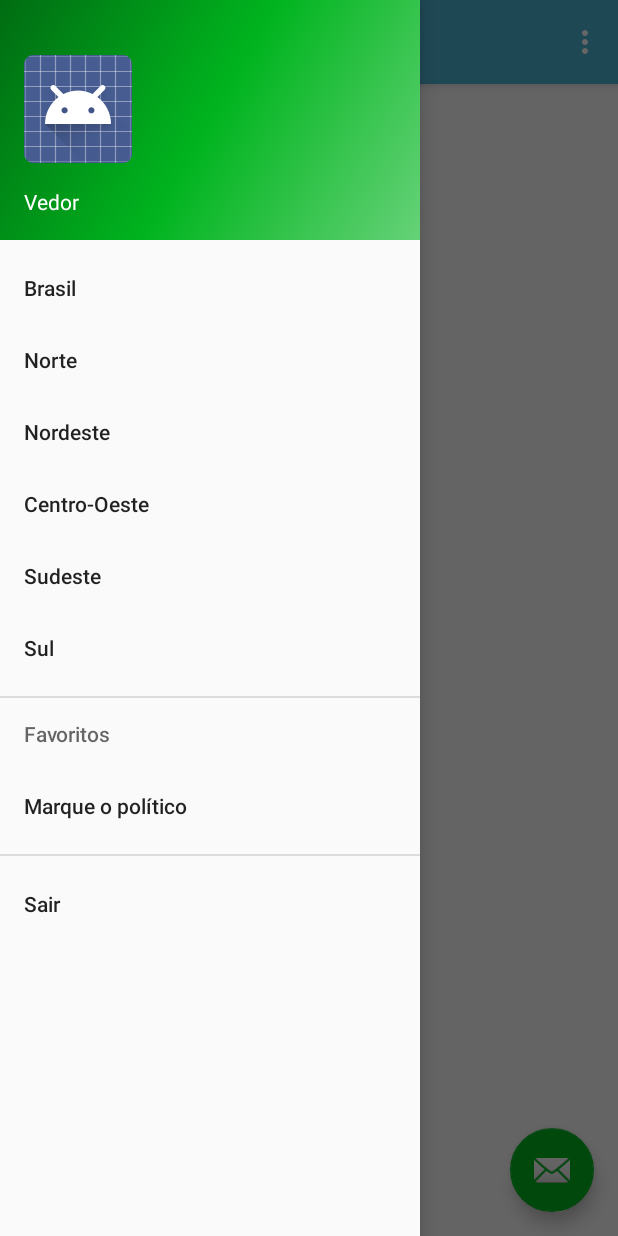
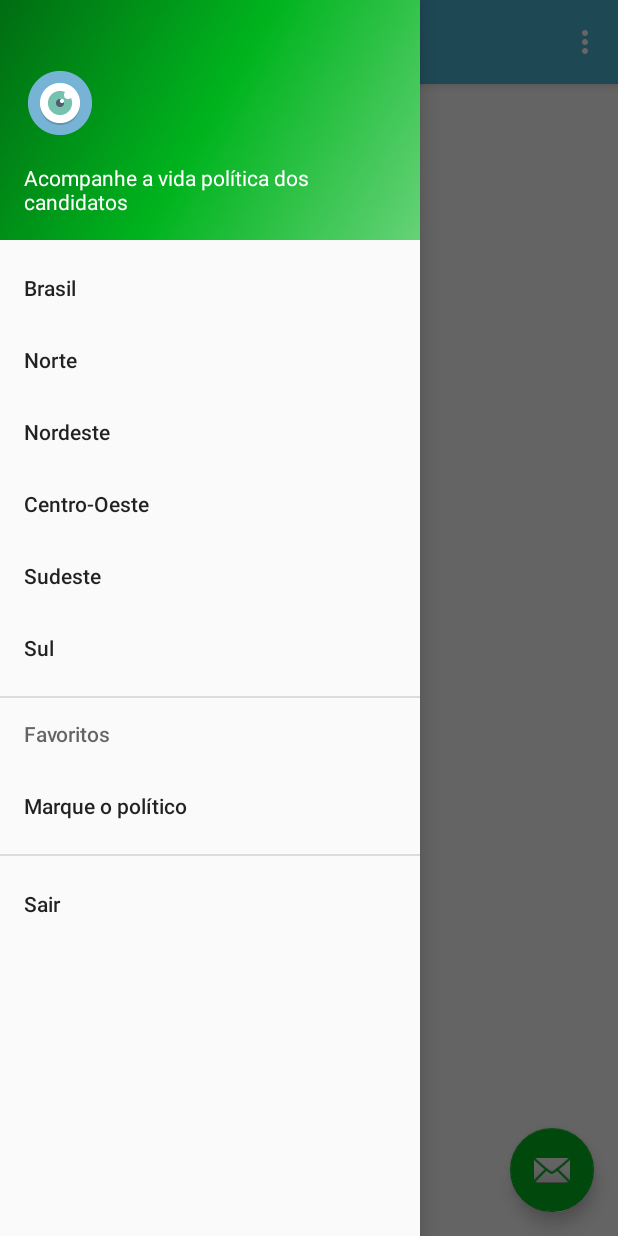
Before and after one commit to jgabrielfreitas/vedor, an Android app: the screen it shows after launch (MainActivity), with the side drawer open, on a phone screen of 412 x 824 dp. Run offline under Robolectric (Android 15) with nearby library versions, the phone set to English and light mode, and no system bars; libraries missing offline, so code that uses them is left out: com.parse; 5 statements that could not run were skipped.

Commit message:
ic_launcher

```diff
--- a/app/src/main/java/hackpuc/vedor/MainActivity.java
+++ b/app/src/main/java/hackpuc/vedor/MainActivity.java
@@ -29,9 +29,6 @@ import java.util.List;
 
 public class MainActivity extends AppCompatActivity
         implements NavigationView.OnNavigationItemSelectedListener {
-
-    List<String> listDataHeader;
-    HashMap<String, List<String>> listDataChild;
 
 
     @Override
--- a/app/src/main/res/layout/nav_header_main.xml
+++ b/app/src/main/res/layout/nav_header_main.xml
@@ -16,13 +16,13 @@
         android:layout_width="wrap_content"
         android:layout_height="wrap_content"
         android:paddingTop="@dimen/nav_header_vertical_spacing"
-        android:src="@android:drawable/sym_def_app_icon" />
+        android:src="@mipmap/ic_launcher" />
 
     <TextView
         android:layout_width="match_parent"
         android:layout_height="wrap_content"
         android:paddingTop="@dimen/nav_header_vertical_spacing"
-        android:text="Vedor"
+        android:text="Acompanhe a vida política dos candidatos"
         android:textAppearance="@style/TextAppearance.AppCompat.Body1" />
 
 </LinearLayout>
```
Also changed, not shown: app/src/main/ic_launcher-web.png (added), app/src/main/res/drawable-v21/prov.jpg (deleted), app/src/main/res/mipmap-hdpi/ic_launcher.png, app/src/main/res/mipmap-mdpi/ic_launcher.png, app/src/main/res/mipmap-xhdpi/ic_launcher.png, app/src/main/res/mipmap-xxhdpi/ic_launcher.png, app/src/main/res/mipmap-xxxhdpi/ic_launcher.png.
